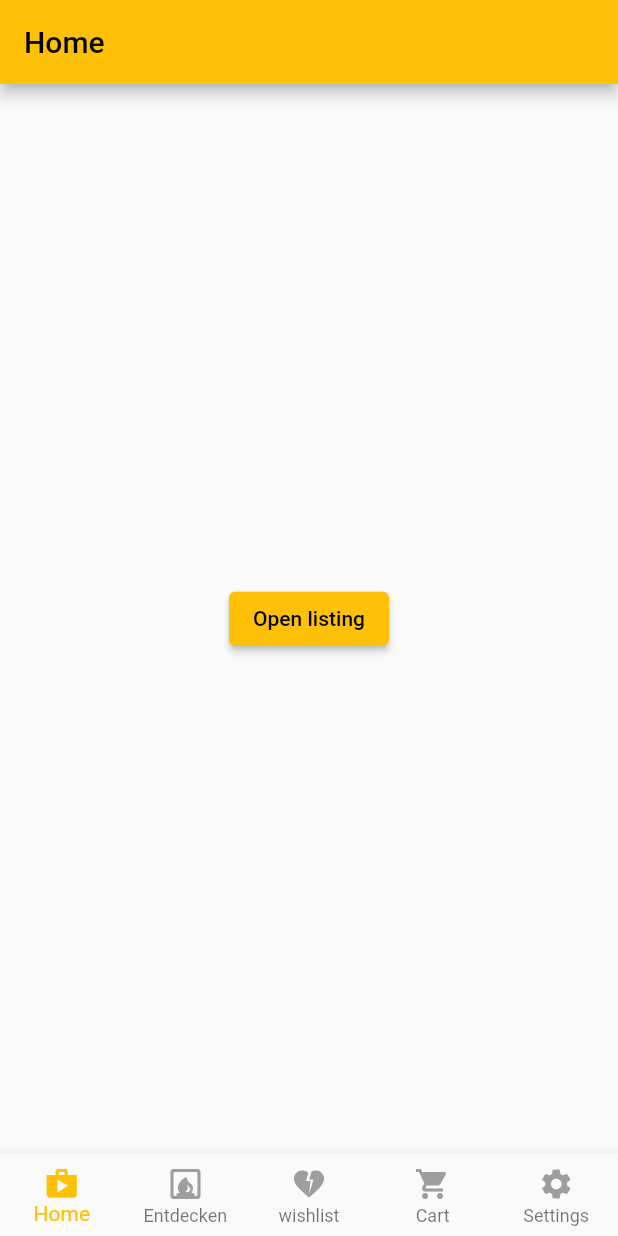
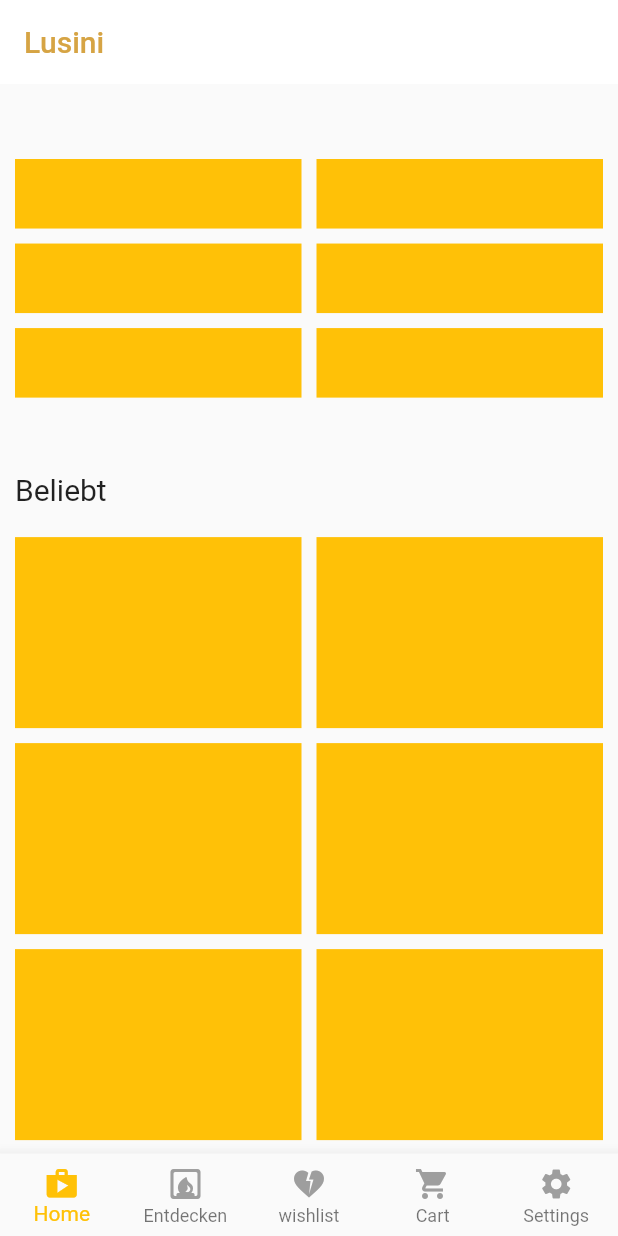
Before and after one commit to manuelJung/flutter-test, a Flutter app: the screen it shows after launch, on a phone screen of 412 x 824 dp. Run offline on Flutter 3.47's test engine with Material 2 defaults, Android fonts, the phone set to English and light mode, and no system bars; our stand-ins replace flutter_mobx, mobx, visibility_detector; missing offline and left inert: algolia; generated files the repository leaves out were written again.

Commit message:
styled home-page

```diff
--- a/lib/routes/home/index.dart
+++ b/lib/routes/home/index.dart
@@ -5,8 +5,8 @@ import 'package:flutter_app/stores/product_list/product_list.dart';
 class HomeRoute extends StatelessWidget {
   const HomeRoute({super.key});
 
-  @override
-  Widget build(BuildContext context) {
+  // @override
+  Widget _build(BuildContext context) {
     return Scaffold(
       appBar: AppBar(
         title: const Text('Home'),
@@ -26,8 +26,8 @@ class HomeRoute extends StatelessWidget {
     );
   }
 
-  // @override
-  Widget _build(BuildContext context) {
+  @override
+  Widget build(BuildContext context) {
     return CustomScrollView(
       slivers: [
         const SliverAppBar(
@@ -37,18 +37,26 @@ class HomeRoute extends StatelessWidget {
           backgroundColor: Colors.white,
         ),
         const SliverToBoxAdapter(child: SizedBox(height: 40)),
-        categories(context)
+        _categories(context),
+        _title(context, 'Beliebt'),
+        _beliebt(context),
+        _title(context, 'Empfehlungen'),
+        _suggestions(context),
       ],
     );
   }
 
-  Widget categories(BuildContext context) {
+  Widget _categories(BuildContext context) {
     final size = MediaQuery.of(context).size;
-    return SliverGrid.count(
+    const itemHeight = 50;
+    final ratio = (size.width / 2) / itemHeight;
+    return SliverPadding(
+      padding: const EdgeInsets.all(10),
+      sliver: SliverGrid.count(
         crossAxisCount: 2,
         crossAxisSpacing: 10,
         mainAxisSpacing: 10,
-      childAspectRatio: 3,
+        childAspectRatio: ratio,
         children: [
           Container(height: 20, color: Colors.amber),
           Container(height: 20, color: Colors.amber),
@@ -57,6 +65,62 @@ class HomeRoute extends StatelessWidget {
           Container(height: 20, color: Colors.amber),
           Container(height: 20, color: Colors.amber),
         ],
+      ),
+    );
+  }
+
+  Widget _beliebt(BuildContext context) {
+    return SliverPadding(
+      padding: const EdgeInsets.all(10),
+      sliver: SliverGrid.count(
+        crossAxisCount: 2,
+        crossAxisSpacing: 10,
+        mainAxisSpacing: 10,
+        childAspectRatio: 1.5,
+        children: [
+          Container(height: 20, color: Colors.amber),
+          Container(height: 20, color: Colors.amber),
+          Container(height: 20, color: Colors.amber),
+          Container(height: 20, color: Colors.amber),
+          Container(height: 20, color: Colors.amber),
+          Container(height: 20, color: Colors.amber),
+        ],
+      ),
+    );
+  }
+
+  Widget _suggestions(BuildContext context) {
+    return SliverPadding(
+      padding: const EdgeInsets.all(10),
+      sliver: SliverGrid.count(
+        crossAxisCount: 1,
+        crossAxisSpacing: 10,
+        mainAxisSpacing: 10,
+        childAspectRatio: 2,
+        children: [
+          Container(height: 20, color: Colors.amber),
+          Container(height: 20, color: Colors.amber),
+          Container(height: 20, color: Colors.amber),
+          Container(height: 20, color: Colors.amber),
+        ],
+      ),
+    );
+  }
+
+  Widget _title(BuildContext context, String title) {
+    return SliverToBoxAdapter(
+      child: Padding(
+        padding: const EdgeInsets.only(
+          top: 40,
+          left: 10,
+          right: 10,
+          bottom: 10,
+        ),
+        child: Text(
+          title,
+          style: const TextStyle(fontSize: 20),
+        ),
+      ),
     );
   }
 }
```
Lines whose indentation alone changed are shown as unchanged.
